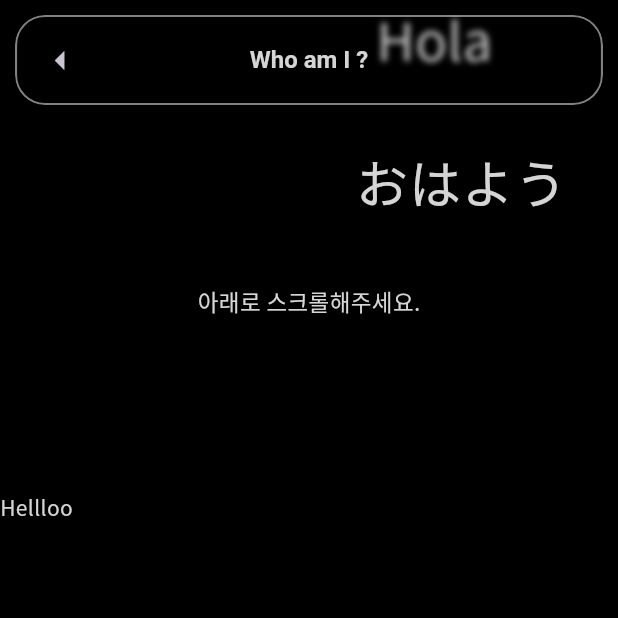
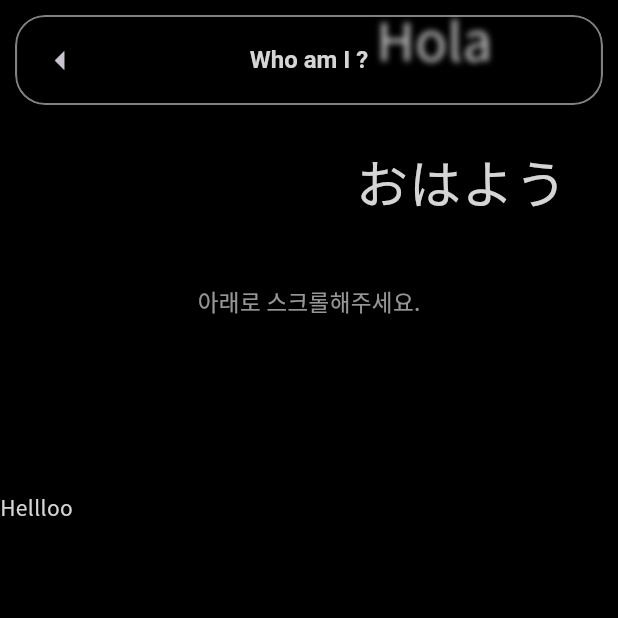
Before and after one commit to jeongwoo0427/aboutme, a Flutter app: the IntroductionScreen screen opened by its route, scrolled down 576 dp, on a phone screen of 412 x 824 dp, the top half of it. Run offline on Flutter 3.47's test engine with Material 3 defaults, Android fonts, the phone set to English and light mode, and no system bars; drawn by our look-alikes of flutter_animate; our stand-ins replace dio, flutter_riverpod, go_router, logger, responsive_framework, shared_preferences and 1 more; missing offline and left inert: gif; accounts and stored records are empty.

Commit message:
feat : introduction_page istop 적용

```diff
--- a/lib/ui/screens/introduction/introduction_screen.dart
+++ b/lib/ui/screens/introduction/introduction_screen.dart
@@ -15,7 +15,8 @@ class IntroductionScreen extends StatefulWidget {
 }
 
 class _IntroductionScreenState extends State<IntroductionScreen> {
-  final ScrollController _scrollController = ScrollController();
+
+  bool _isTop = true;
 
   @override
   void initState() {
@@ -24,7 +25,6 @@ class _IntroductionScreenState extends State<IntroductionScreen> {
 
   @override
   void dispose() {
-    _scrollController.dispose();
     super.dispose();
   }
 
@@ -33,12 +33,14 @@ class _IntroductionScreenState extends State<IntroductionScreen> {
     return ResponsiveGlassyScaffold(
       appbarTitle: Text('Who am I ?'),
       onChangedPageState: (isTop){
-
+        setState(() {
+          _isTop = isTop;
+        });
       },
       body: SingleChildScrollView(
         child: Column(
           children: [
-            GreetingPage(),
+            GreetingPage(isShowScrollMessage: _isTop,),
             CoverLetterPage()
           ],
         ),
--- a/lib/ui/screens/introduction/pages/greeting_page.dart
+++ b/lib/ui/screens/introduction/pages/greeting_page.dart
@@ -4,7 +4,10 @@ import 'package:flutter/material.dart';
 import 'package:flutter_animate/flutter_animate.dart';
 
 class GreetingPage extends StatefulWidget {
-  GreetingPage({Key? key}) : super(key: key);
+
+  final bool isShowScrollMessage;
+
+  GreetingPage({Key? key, required this.isShowScrollMessage}) : super(key: key);
 
   @override
   State<GreetingPage> createState() => _GreetingPageState();
@@ -73,11 +76,15 @@ class _GreetingPageState extends State<GreetingPage> with SingleTickerProviderSt
             fontWeightValue: 0,
           ),
           Row(mainAxisSize: MainAxisSize.max, mainAxisAlignment: MainAxisAlignment.center, children: [
-            Text(
-              '아래로 스크롤해주세요.',
-              style: TextStyle(fontWeight: FontWeight.w100, fontSize: context.getResponsiveValue(20, 15), color: context.colorScheme.onSurface),
+            AnimatedOpacity(
+              opacity: widget.isShowScrollMessage?1:0,
+              duration: Duration(milliseconds: 1000),
+              child: Text(
+                '아래로 스크롤해주세요.',
+                style: TextStyle(fontWeight: FontWeight.w100, fontSize: context.getResponsiveValue(20, 15), color: context.colorScheme.onSurface),
+              ),
             ),
-          ]).animate(delay: 4000.ms, onPlay: (controller) => controller.repeat(reverse: true)).fadeIn(duration: 1000.ms)
+          ],).animate(delay: 4000.ms, onPlay: (controller) => controller.repeat(reverse: true)).fadeIn(duration: 1000.ms)
         ]));
   }
 }
```
